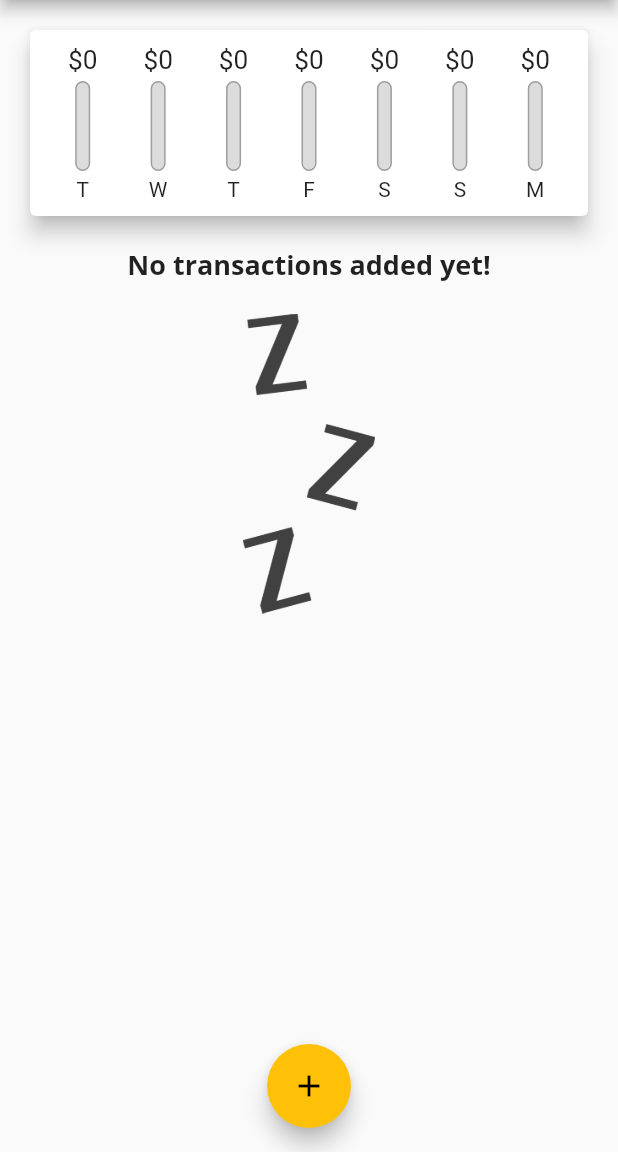
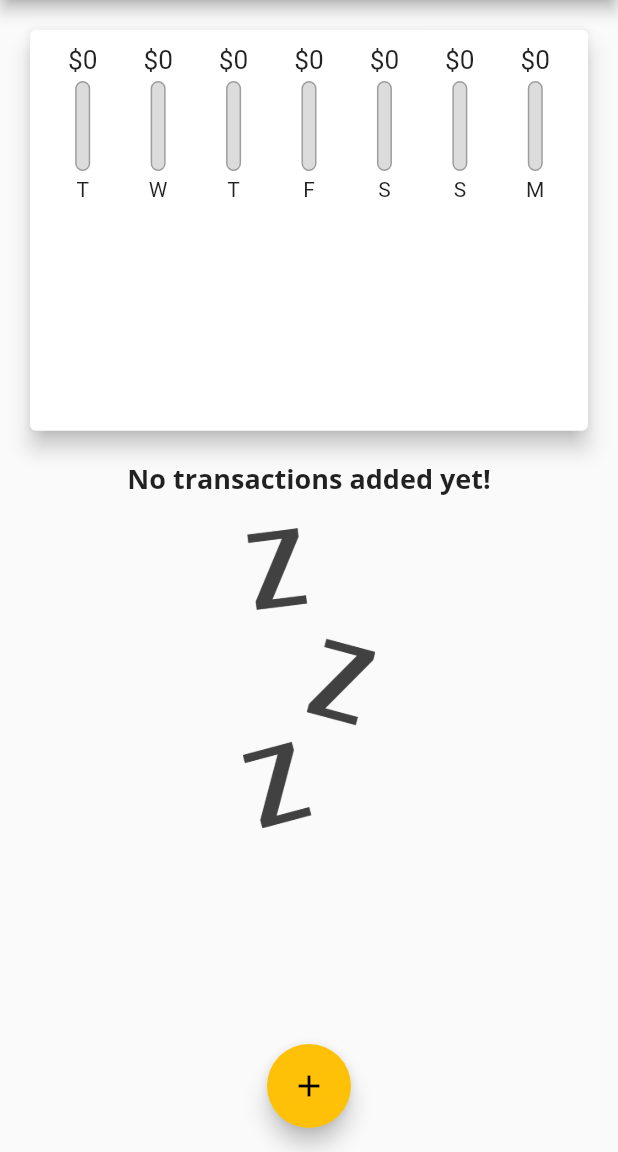
Before and after one commit to Khalid-Alharbi/personal_expenses, a Flutter app: the screen it shows after launch, on a phone screen of 412 x 824 dp, the part 84-1236 px from its top. Run offline on Flutter 3.47's test engine with Material 2 defaults, Android fonts, the phone set to English and light mode, and no system bars.

Commit message:
the screen is now responsive to any phone size

```diff
--- a/lib/main.dart
+++ b/lib/main.dart
@@ -106,8 +106,7 @@ class _MyHomePageState extends State<MyHomePage> {
 
   @override
   Widget build(BuildContext context) {
-    return Scaffold(
-      appBar: AppBar(
+    final appBar = AppBar(
       title: Text(
         'Personal Expenses',
       ),
@@ -117,14 +116,28 @@ class _MyHomePageState extends State<MyHomePage> {
           onPressed: () => _startAddNewTransaction(context),
         ),
       ],
-      ),
+    );
+    return Scaffold(
+      appBar: appBar,
       body: SingleChildScrollView(
         child: Column(
           // mainAxisAlignment: MainAxisAlignment.start,
           crossAxisAlignment: CrossAxisAlignment.stretch,
           children: <Widget>[
-            Chart(_recentTransactions),
-            TransactionList(_userTransactions, _deleteTransaction),
+            Container(
+              height: (MediaQuery.of(context).size.height -
+                      appBar.preferredSize.height -
+                      MediaQuery.of(context).padding.top) *
+                  0.4,
+              child: Chart(_recentTransactions),
+            ),
+            Container(
+              height: (MediaQuery.of(context).size.height -
+                      appBar.preferredSize.height -
+                      MediaQuery.of(context).padding.top) *
+                  0.6,
+              child: TransactionList(_userTransactions, _deleteTransaction),
+            ),
           ],
         ),
       ),
--- a/lib/widgets/transaction_list.dart
+++ b/lib/widgets/transaction_list.dart
@@ -11,9 +11,7 @@ class TransactionList extends StatelessWidget {
 
   @override
   Widget build(BuildContext context) {
-    return Container(
-      height: 450,
-      child: transactions.isEmpty
+    return transactions.isEmpty
         ? Column(
             children: <Widget>[
               Text(
@@ -65,7 +63,6 @@ class TransactionList extends StatelessWidget {
               );
             },
             itemCount: transactions.length,
-            ),
           );
   }
 }
```
Also changed, not shown: 1 other file. Lines whose indentation alone changed are shown as unchanged.
